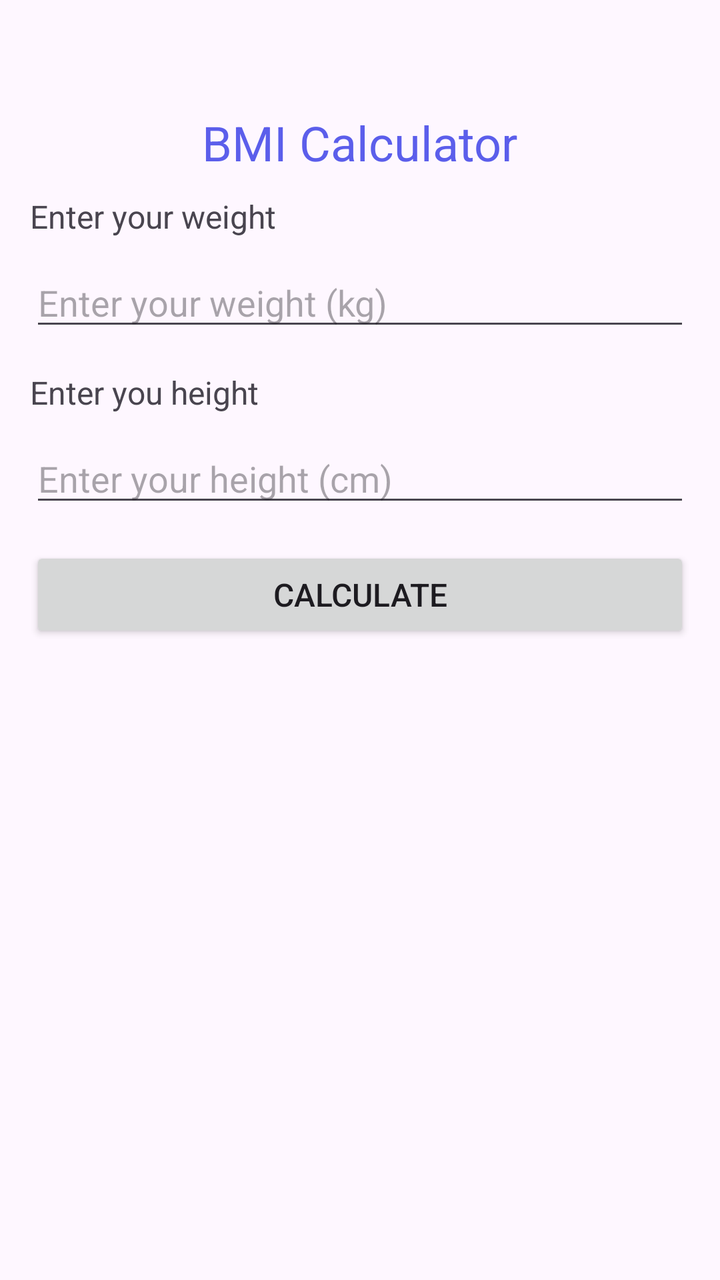
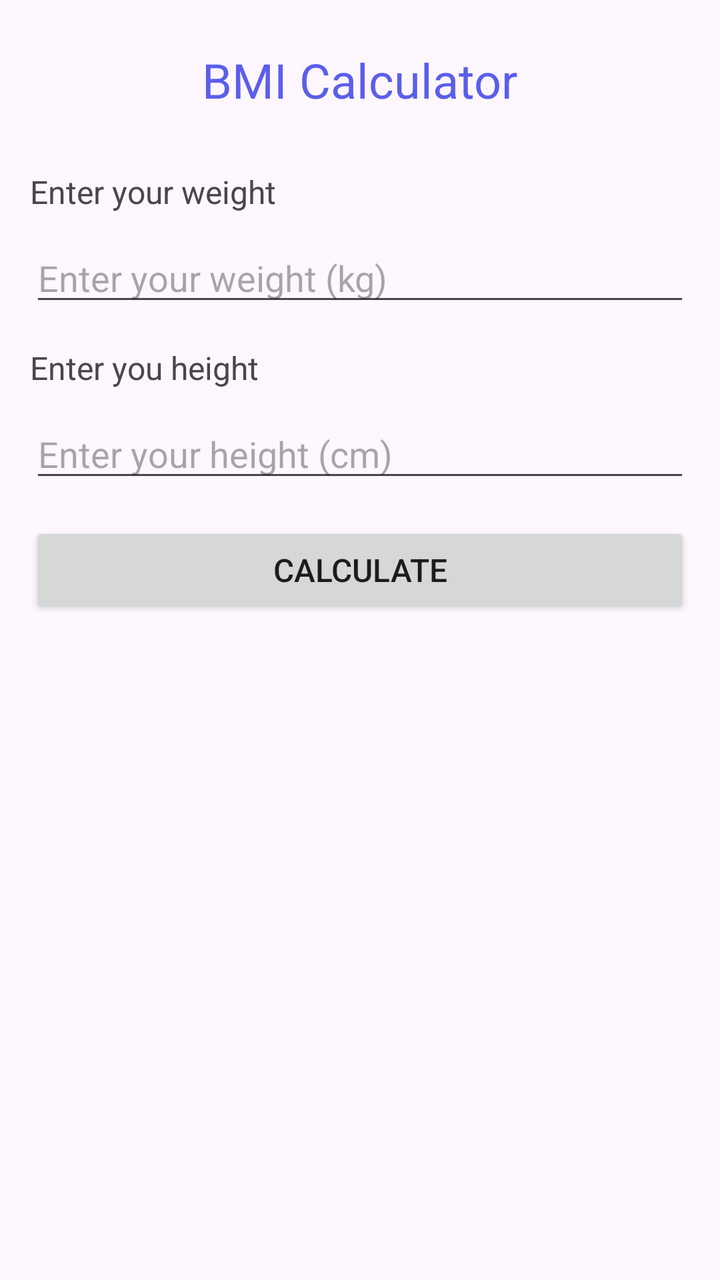

Before-and-after screenshots of an Android layout around one commit, followed by the original layout XML and the change that was made.
<!-- AndroidManifest.xml: application theme Theme.BMICalculator -->
<!-- res/layout/activity_main.xml -->
<?xml version="1.0" encoding="utf-8"?>
<LinearLayout xmlns:android="http://schemas.android.com/apk/res/android"
    xmlns:app="http://schemas.android.com/apk/res-auto"
    xmlns:tools="http://schemas.android.com/tools"
    android:id="@+id/main"
    android:layout_width="match_parent"
    android:layout_height="match_parent"
    android:orientation="vertical"
    android:padding="15dp"
    tools:context=".MainActivity">


    <TextView
        android:layout_width="wrap_content"
        android:layout_height="wrap_content"
        android:layout_gravity="center"
        android:layout_marginTop="40dp"
        android:layout_marginBottom="10dp"
        android:text="BMI Calculator"
        android:textColor="#5b5eeb"
        android:textSize="24dp"

        />

    <TextView
        android:layout_width="wrap_content"
        android:layout_height="wrap_content"
        android:layout_marginBottom="10dp"
        android:text="Enter your weight"
        android:textSize="16dp"

        />

    <EditText
        android:id="@+id/etweight"
        android:layout_width="match_parent"
        android:layout_height="wrap_content"
        android:layout_gravity="center"
        android:layout_marginBottom="15dp"
        android:hint="Enter your weight (kg)"

        />

    <TextView
        android:layout_width="wrap_content"
        android:layout_height="wrap_content"
        android:layout_marginBottom="10dp"
        android:hint="Enter your height (cm)"
        android:text="Enter you height"
        android:textSize="16dp"

        />

    <EditText
        android:id="@+id/etheight"
        android:layout_width="match_parent"
        android:layout_height="wrap_content"
        android:layout_gravity="center"
        android:layout_marginBottom="15dp"
        android:hint="Enter your height (cm)"

        />

    <Button
        android:id="@+id/btncalculate"
        android:layout_width="match_parent"
        android:layout_height="wrap_content"
        android:layout_marginBottom="15dp"
        android:text="Calculate"
        android:textSize="16dp"

        />

    <TextView
        android:id="@+id/txtresult"
        android:layout_width="wrap_content"
        android:layout_height="wrap_content"
        android:layout_gravity="center"
        

        />

</LinearLayout>
<!-- resources referenced by this layout -->
<resources>
  <style name="Theme.BMICalculator" parent="Base.Theme.BMICalculator" />
  <style name="Base.Theme.BMICalculator" parent="Theme.Material3.DayNight.NoActionBar">
          
          
      </style>
</resources>

<!-- the commit's change to res/layout/activity_main.xml (unified diff, before → after) -->
@@ -9,18 +9,24 @@
     android:padding="15dp"
     tools:context=".MainActivity">
 
+    <FrameLayout
+        android:layout_width="match_parent"
+        android:layout_height="70dp"
 
-    <TextView
-        android:layout_width="wrap_content"
-        android:layout_height="wrap_content"
-        android:layout_gravity="center"
-        android:layout_marginTop="40dp"
-        android:layout_marginBottom="10dp"
-        android:text="BMI Calculator"
-        android:textColor="#5b5eeb"
-        android:textSize="24dp"
+        >
 
-        />
+        <TextView
+            android:layout_width="wrap_content"
+            android:layout_height="wrap_content"
+            android:layout_gravity="center"
+            android:layout_marginBottom="10dp"
+            android:text="BMI Calculator"
+            android:textColor="#5b5eeb"
+            android:textSize="24dp"
+
+            />
+
+    </FrameLayout>
 
     <TextView
         android:layout_width="wrap_content"
@@ -76,7 +82,7 @@
         android:layout_width="wrap_content"
         android:layout_height="wrap_content"
         android:layout_gravity="center"
-        
+
 
         />
 
